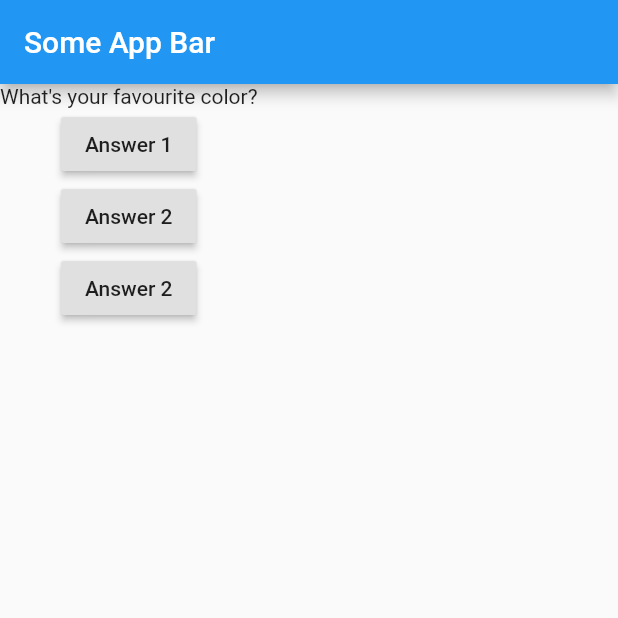
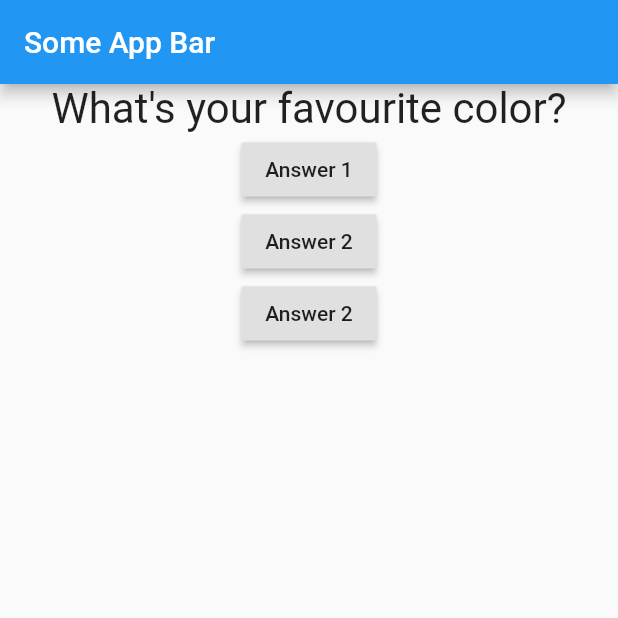
Before and after one commit to Asif1924/flutter_hello_world_asif, a Flutter app: the screen it shows after launch, on a phone screen of 412 x 824 dp, the top half of it. Run offline on Flutter 3.47's test engine with Material 2 defaults, Android fonts, the phone set to English and light mode, and no system bars.

Commit message:
container props

```diff
--- a/lib/question.dart
+++ b/lib/question.dart
@@ -7,6 +7,12 @@ class Question extends StatelessWidget {
 
   @override
   Widget build(BuildContext context) {
-    return Text(_questionText);
+    return Container(
+        width: double.infinity,
+        child: Text(
+          _questionText,
+          style: TextStyle(fontSize: 28),
+          textAlign: TextAlign.center,
+        ));
   }
 }
```
